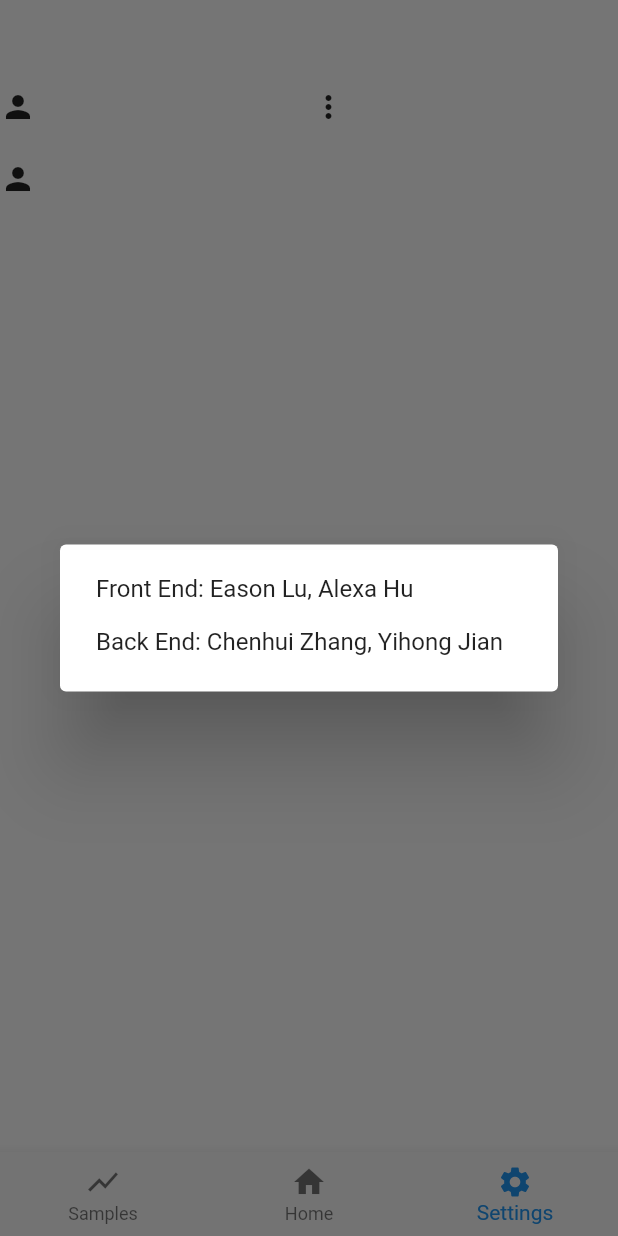
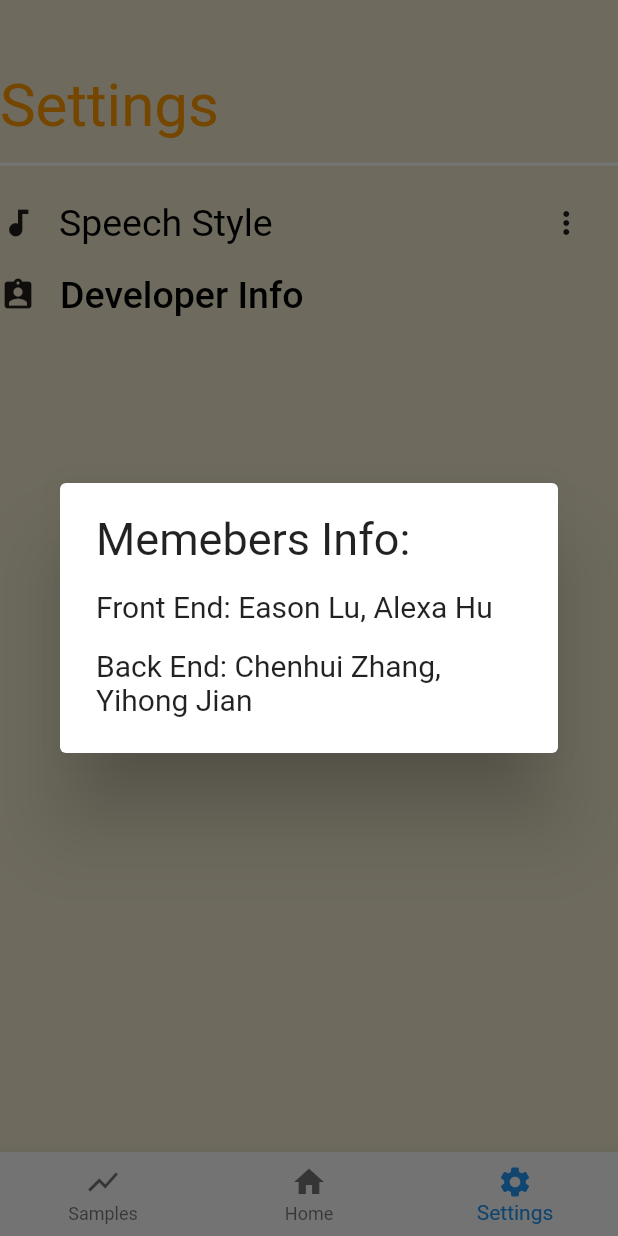
Before and after one commit to yichen14/speechMorph, a Flutter app: the screen it shows after launch, item 3 of the bottom bar chosen, after a tap on "Developer Info", on a phone screen of 412 x 824 dp. Run offline on Flutter 3.47's test engine with Material 2 defaults, Android fonts, the phone set to English and light mode, and no system bars; our stand-ins replace audioplayers, flutter_screenutil.

Commit message:
setting page style

```diff
--- a/lib/choose_style_button.dart
+++ b/lib/choose_style_button.dart
@@ -1,5 +1,6 @@
 import 'package:flutter/material.dart';
 import 'text_section.dart';
+import 'package:flutter_screenutil/flutter_screenutil.dart';
 
 class ChooseStyleButtonWidget extends StatefulWidget {
   ChooseStyleButtonWidget({Key key}) : super(key : key);
@@ -18,8 +19,21 @@ class ChooseStyleButtonState extends State<ChooseStyleButtonWidget> {
       children: <Widget>[
         new Row(
           children: <Widget>[
-            new Icon(Icons.person),
-            TextSection("Speech Style", 30),
+            new Icon(Icons.audiotrack),
+            new Container(
+              width:ScreenUtil.getInstance().setWidth(40),
+            ),
+            Text(
+                "Speech Style",
+                style: TextStyle(
+                  fontSize: 25,
+                  color: Colors.black,
+                )
+            ),
+            new Container(
+              width:ScreenUtil.getInstance().setWidth(450),
+            ),
+
             PopupMenuButton<ChoiceOfSpeechStyle> (
               initialValue: choices[0],
               onCanceled: () => print("You didn't choose anything"),
--- a/lib/developer_info_button.dart
+++ b/lib/developer_info_button.dart
@@ -1,7 +1,7 @@
 import 'package:flutter/material.dart';
 import 'text_section.dart';
 
-enum DeveloperInfo{ frontEnd, backEnd }
+enum DeveloperInfo{ frontEnd, backEnd,title }
 
 class DeveloperInfoButtonWidget extends StatefulWidget {
   DeveloperInfoButtonWidget({Key key}) : super(key : key);
@@ -18,13 +18,19 @@ class DeveloperInfoButtonState extends State<DeveloperInfoButtonWidget> {
       children: <Widget>[
         new Row(
           children: <Widget>[
-            new Icon(Icons.person),
+            new Icon(Icons.assignment_ind),
             new FlatButton(
               onPressed: () {
                 openDialog();
               },
               child:
-              TextSection("Developer Info", 30),
+              Text(
+                  "Developer Info",
+                  style: TextStyle(
+                    fontSize: 25,
+                    color: Colors.black,
+                  )
+              ),
             ),
           ],
         ),
@@ -39,16 +45,37 @@ class DeveloperInfoButtonState extends State<DeveloperInfoButtonWidget> {
         return SimpleDialog(
           children: <Widget>[
             SimpleDialogOption(
+                onPressed: () {
+                  Navigator.pop(context, DeveloperInfo.title);
+                },
+                child: const Text(
+                    'Memebers Info:',
+                    style:TextStyle(
+                        fontSize: 30
+                    )
+                )
+            ),
+            SimpleDialogOption(
               onPressed: () {
                 Navigator.pop(context, DeveloperInfo.frontEnd);
               },
-              child: const Text('Front End: Eason Lu, Alexa Hu')
+              child: const Text(
+                  'Front End: Eason Lu, Alexa Hu',
+                  style:TextStyle(
+                    fontSize: 20
+                  )
+              )
             ),
             SimpleDialogOption(
               onPressed: () {
                 Navigator.pop(context, DeveloperInfo.backEnd);
               },
-              child: const Text('Back End: Chenhui Zhang, Yihong Jian')
+              child: const Text(
+                  'Back End: Chenhui Zhang, Yihong Jian',
+                  style:TextStyle(
+                      fontSize: 20
+                  )
+              )
             )
           ],
         );
--- a/lib/sample_page.dart
+++ b/lib/sample_page.dart
@@ -26,12 +26,19 @@ class SamplePage extends StatelessWidget{
                 Text(
                     "Project Sample",
                     style: TextStyle(
-                      fontSize: 30,
+                      fontSize: 40,
                       color: Colors.orange,
                     )
                 ),
                 new Container(
-                  height:ScreenUtil.getInstance().setHeight(80),
+                  height:ScreenUtil.getInstance().setHeight(40),
+                ),
+                new Container(
+                  height: 2,
+                  color: Colors.white,
+                ),
+                new Container(
+                  height:ScreenUtil.getInstance().setHeight(40),
                 ),
                 CardSection("宁好 [ning hao]","Hello!",'https://www.soundhelix.com/examples/mp3/SoundHelix-Song-1.mp3'),
                 CardSection("吃了吗 [chi le ma]","Do u eat the dinner?",'https://www.soundhelix.com/examples/mp3/SoundHelix-Song-1.mp3'),
--- a/lib/settings.dart
+++ b/lib/settings.dart
@@ -1,4 +1,4 @@
-
+import 'package:flutter_screenutil/flutter_screenutil.dart';
 import 'package:flutter/material.dart';
 import 'choose_style_button.dart';
 import 'developer_info_button.dart';
@@ -10,13 +10,32 @@ class SettingPage extends StatelessWidget{
     //return Text("This is Settings Page");
     return MaterialApp(
       home: Scaffold(
-        backgroundColor: Colors.white,
+        backgroundColor: Color(0xFFEFE9CC),
         body: Stack (
           children: <Widget> [
             new Column (
                 crossAxisAlignment: CrossAxisAlignment.stretch,
                 children: <Widget> [
-                  TextSection("Settings", 40),
+                  new Container(
+                    height:ScreenUtil.getInstance().setHeight(130),
+                  ),
+                  Text(
+                      "Settings",
+                    style: TextStyle(
+                    fontSize: 40,
+                    color: Colors.orange,
+                    )
+                  ),
+                  new Container(
+                    height:ScreenUtil.getInstance().setHeight(40),
+                  ),
+                  new Container(
+                    height: 2,
+                    color: Colors.white,
+                  ),
+                  new Container(
+                    height:ScreenUtil.getInstance().setHeight(40),
+                  ),
                   ChooseStyleButtonWidget(),
                   DeveloperInfoButtonWidget(),
                 ]
```
